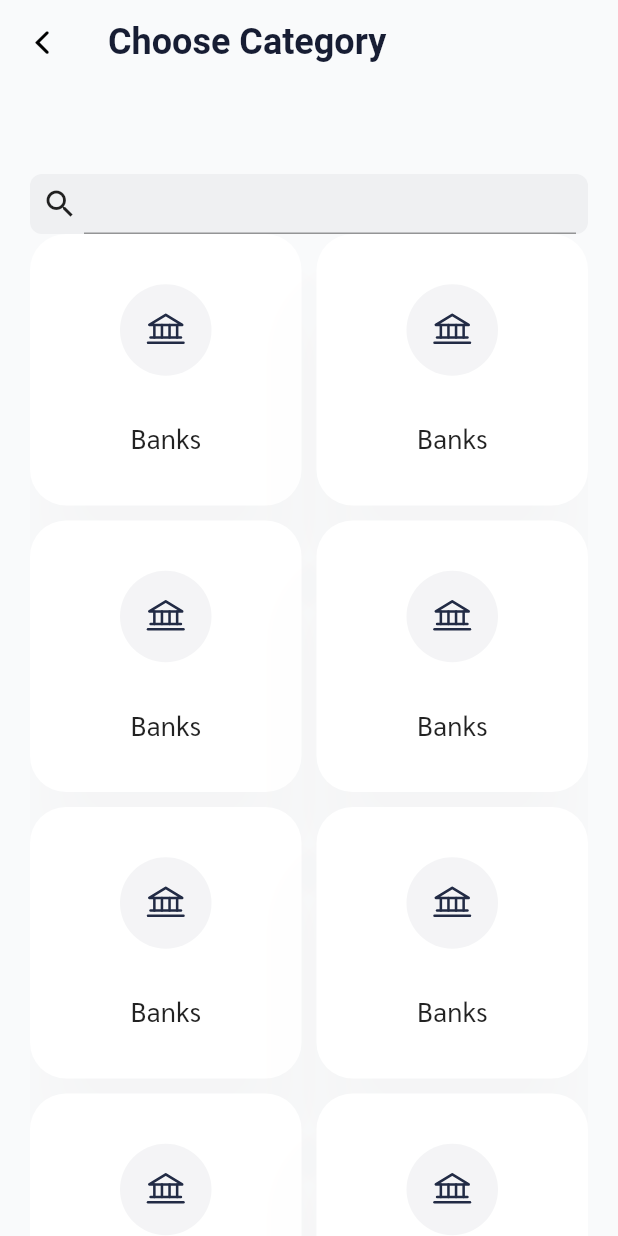
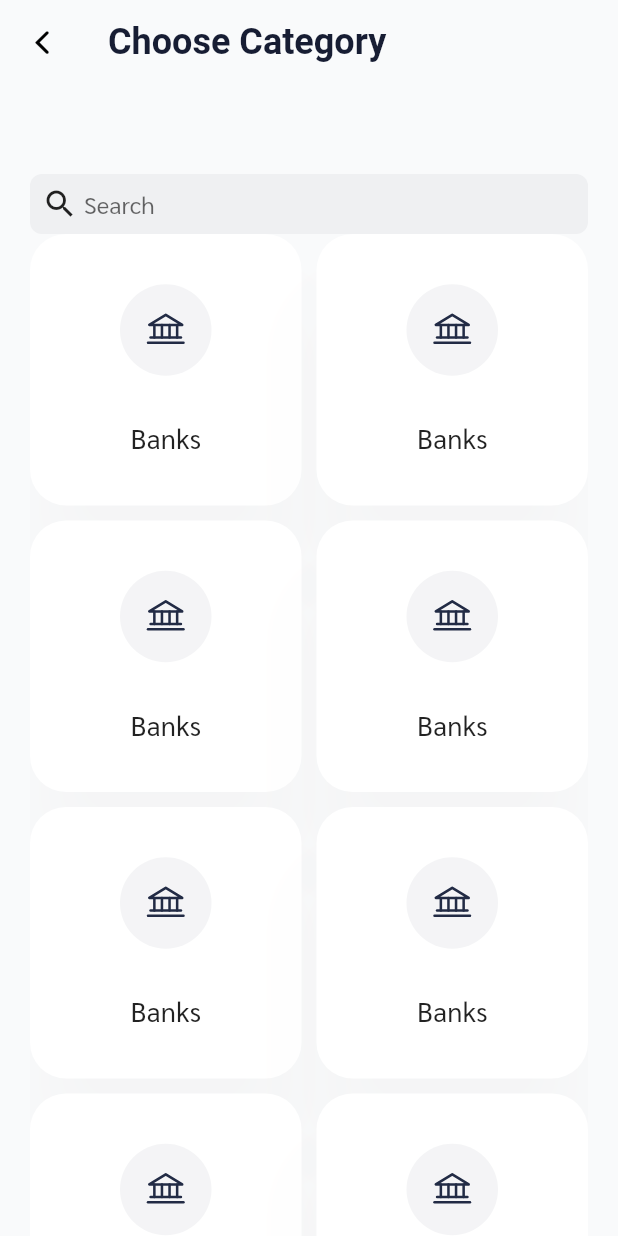
Before and after one commit to onumengine/port, a Flutter app: the CategoriesScreen screen opened directly, on a phone screen of 412 x 824 dp. Run offline on Flutter 3.47's test engine with Material 2 defaults, Android fonts, the phone set to English and light mode, and no system bars; our stand-ins replace equatable, flushbar, flutter_bloc, flutter_svg, progress_dialog, shared_preferences; accounts and stored records are empty; statements that could not run were skipped.

Commit message:
Add a hint text to the searchbar textfield

```diff
--- a/lib/components/atoms/searchbar.dart
+++ b/lib/components/atoms/searchbar.dart
@@ -28,6 +28,7 @@ class _SearchBarState extends State<SearchBar> {
           Expanded(
             child: TextField(
               controller: _searchText,
+              decoration: InputDecoration.collapsed(hintText: "Search"),
             ),
           ),
         ],
```
